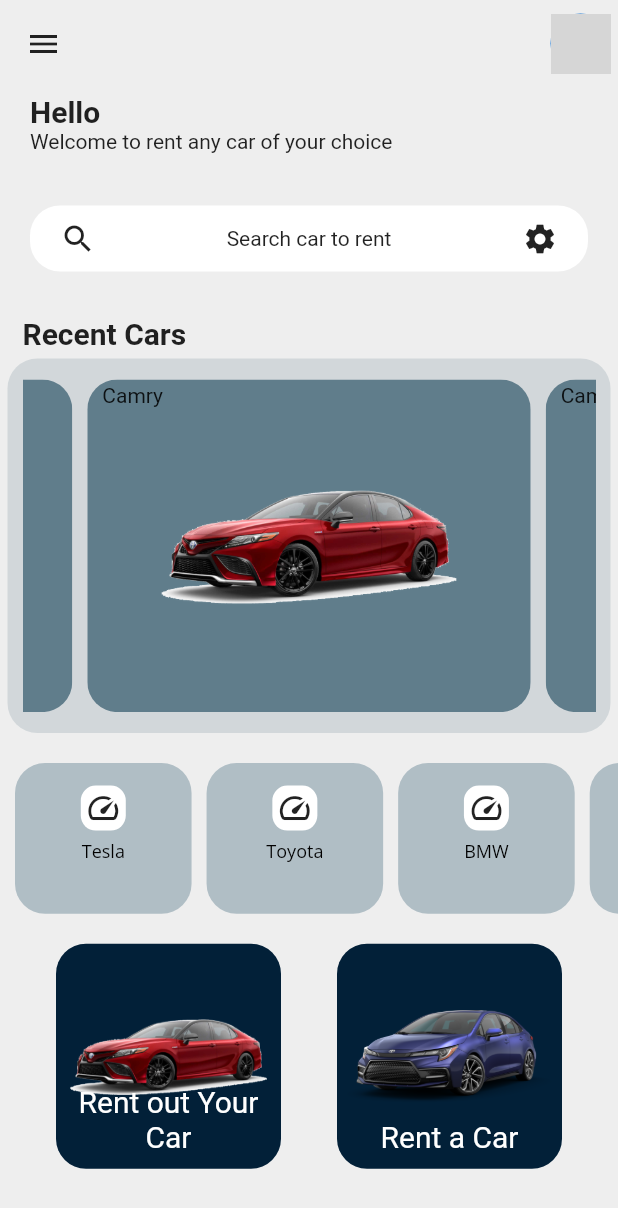
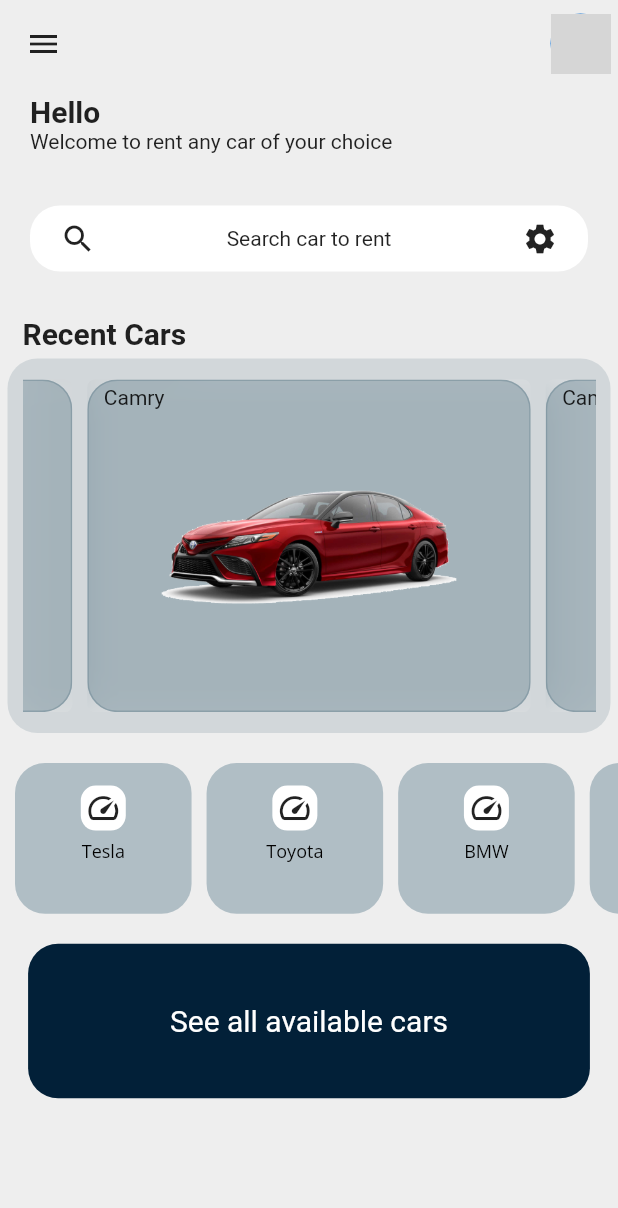
Before and after one commit to MohammedDayan/vehicle-services, a Flutter app: the Homepage screen opened directly, on a phone screen of 412 x 824 dp. Shown: the top 1208 px of the screen. Run offline on Flutter 3.47's test engine with Material 2 defaults, Android fonts, the phone set to English and light mode, and no system bars; drawn by our look-alikes of carousel_slider, focused_menu; our stand-ins replace cloud_firestore, firebase_auth, firebase_core, firebase_storage, image_picker, lottie; missing offline and left inert: d_chart; accounts and stored records are empty; network calls fail; project files that could hold a hidden picture were left out; grey boxes are pictures that could not be loaded.

Commit message:
dashboard update

```diff
--- a/vehicle_service_app/lib/ui/dashboard.dart
+++ b/vehicle_service_app/lib/ui/dashboard.dart
@@ -196,7 +196,7 @@ class _HomepageState extends State<Homepage> {
               Row(
                 mainAxisAlignment: MainAxisAlignment.spaceEvenly,
                 children: [
-                  InkWell(
+                 /* InkWell(
                     borderRadius: BorderRadius.circular(20.0),
                     onTap: () => Navigator.push(context,
                         MaterialPageRoute(builder: (context) => myCars())),
@@ -239,14 +239,16 @@ class _HomepageState extends State<Homepage> {
                         ),
                       ),
                     ),
-                  ),
-                  InkWell(
+                  ),*/
+                  Container(
+                    padding: EdgeInsets.only(bottom: 20),
+                    child: InkWell(
                       borderRadius: BorderRadius.circular(20.0),
                       onTap: () => Navigator.push(context,
                           MaterialPageRoute(builder: (context) => availCar())),
                       child: Ink(
-                      height: 150.0,
-                      width: 150.0,
+                        width: MediaQuery.of(context).size.width/1.1,
+                        height: MediaQuery.of(context).size.height / 8,
                         decoration: BoxDecoration(
                           borderRadius: BorderRadius.circular(20.0),
                           color: const Color.fromARGB(255, 2, 32, 56),
@@ -258,23 +260,22 @@ class _HomepageState extends State<Homepage> {
                             child: Center(
                               child: Stack(
                                 children: [
-                                Center(child: Image.asset("assets/1.png")),
-                                Positioned(
-                                  bottom: 0.0,
-                                  left: 0.0,
-                                  right: 0.0,
+
+                                     Center(
                                        child: Container(
                                         alignment:
-                                        AlignmentDirectional.bottomCenter,
+                                            AlignmentDirectional.center,
                                         margin: EdgeInsets.all(5.0),
                                         child: const Text(
-                                      'Rent a Car',
+                                          'See all available cars',
                                           style: TextStyle(
                                               fontSize: 20.0, color: Colors.white),
                                         ),
                                     ),
                                      ),
+
                                 ],
+                              ),
                             ),
                           ),
                         ),
--- a/vehicle_service_app/lib/ui/recentcars.dart
+++ b/vehicle_service_app/lib/ui/recentcars.dart
@@ -1,3 +1,5 @@
+import 'dart:ui';
+
 import 'package:flutter/material.dart';
 
 import '../model/car.dart';
@@ -81,10 +83,14 @@ List<Widget> recentSlider = recentimg
           padding: const EdgeInsets.all(5.0),
           child: ClipRRect(
             borderRadius: BorderRadius.all(Radius.circular(5.0)),
+            child: BackdropFilter(
+              filter: ImageFilter.blur(sigmaX: 15, sigmaY: 15),
               child: Container(
                 decoration: BoxDecoration(
                     borderRadius: BorderRadius.circular(20),
-                  color: Colors.blueGrey),
+                    color: Colors.blueGrey.withOpacity(0.4),
+                    border: Border.all(color: Colors.blueGrey.withOpacity(0.4))
+                    ),
                 child: Stack(
                   children: [
                     Center(
@@ -103,5 +109,6 @@ List<Widget> recentSlider = recentimg
                 ),
               ),
             ),
+          ),
         ))
     .toList();
--- a/vehicle_service_app/lib/ui/widgets/brands.dart
+++ b/vehicle_service_app/lib/ui/widgets/brands.dart
@@ -24,7 +24,7 @@ class brand extends StatelessWidget {
          // duration: Duration(seconds: 1),
           menuItems: [
             FocusedMenuItem(
-            title: Text('There is no car yet'),
+            title: Text('There is no $name car yet'),
             onPressed: () {}),
           ],
        child: Container(
--- a/vehicle_service_app/pubspec.yaml
+++ b/vehicle_service_app/pubspec.yaml
@@ -93,6 +93,8 @@ flutter:
       - assets/3.jpg
       - assets/4.jpg
       - assets/jaguar.jpg
+      - assets/bmw.jpg
+      - assets/Lexus.jpg
 
       - assets/MOB.jpg
 
```
Also changed, not shown: vehicle_service_app/lib/ui/screens/preview_screen.dart (+11 -6 lines), vehicle_service_app/assets/Lexus.jpg (added), vehicle_service_app/assets/bmw.jpg (added). Lines whose indentation alone changed are shown as unchanged.
